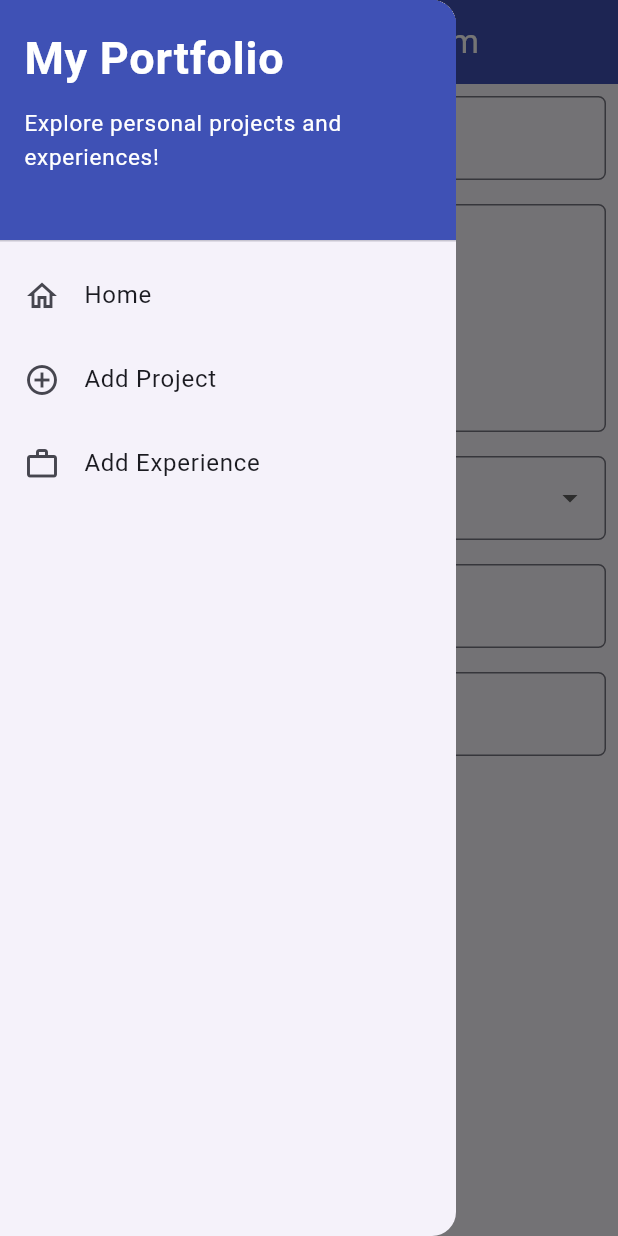
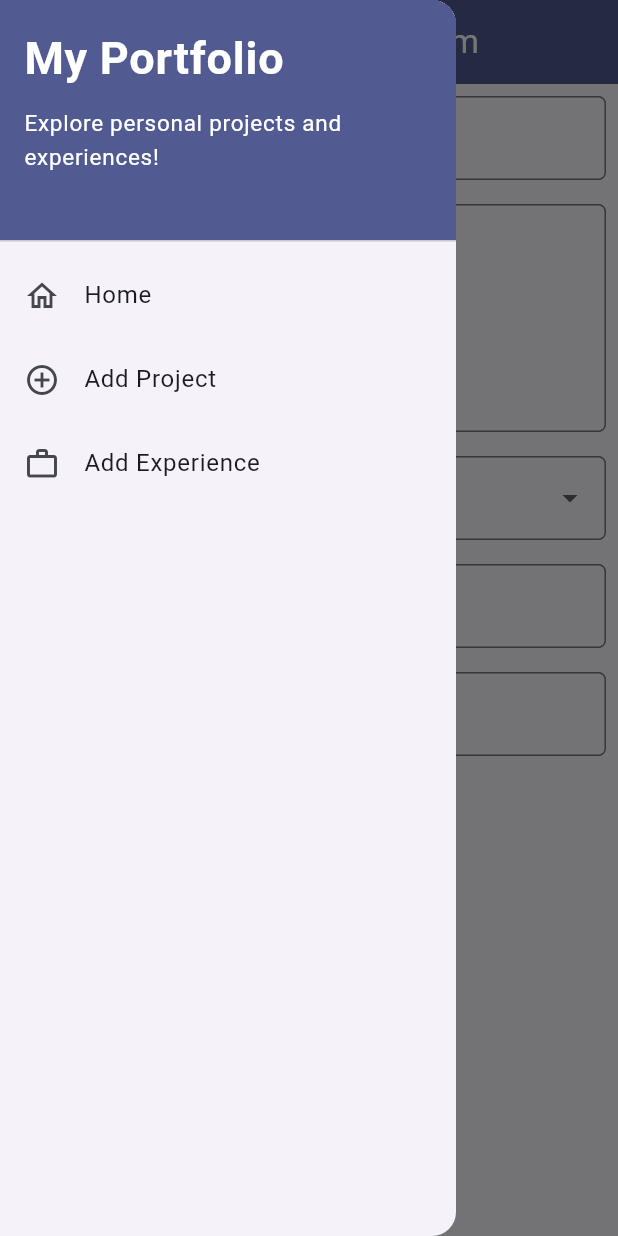
Before and after one commit to ViolinMonica/myportfolio_mobile, a Flutter app: the ProjectFormPage screen opened directly, with the side drawer open, on a phone screen of 412 x 824 dp. Run offline on Flutter 3.47's test engine with Material 3 defaults, Android fonts, the phone set to English and light mode, and no system bars.

Commit message:
style: use theme primary color in Project form and drawer header
Project form AppBar, its Save button and the drawer header hardcoded
Colors.indigo, which differs from the seeded colorScheme.primary used
by the home page and the Experience form.

Co-Authored-By: Claude Opus 5.5 <noreply@anthropic.com>

```diff
--- a/lib/screens/project_form.dart
+++ b/lib/screens/project_form.dart
@@ -34,7 +34,8 @@ class _ProjectFormPageState extends State<ProjectFormPage> {
             'Add Project Form',
           ),
         ),
-        backgroundColor: Colors.indigo,
+        // Warna primer tema, sama dengan AppBar halaman utama dan form Pengalaman.
+        backgroundColor: Theme.of(context).colorScheme.primary,
         foregroundColor: Colors.white,
       ),
       drawer: const LeftDrawer(),
@@ -165,7 +166,9 @@ class _ProjectFormPageState extends State<ProjectFormPage> {
                   padding: const EdgeInsets.all(8.0),
                   child: ElevatedButton(
                     style: ButtonStyle(
-                      backgroundColor: WidgetStateProperty.all(Colors.indigo),
+                      backgroundColor: WidgetStateProperty.all(
+                        Theme.of(context).colorScheme.primary,
+                      ),
                     ),
                     onPressed: () {
                       if (_formKey.currentState!.validate()) {
--- a/lib/widgets/left_drawer.dart
+++ b/lib/widgets/left_drawer.dart
@@ -11,11 +11,12 @@ class LeftDrawer extends StatelessWidget {
     return Drawer(
       child: ListView(
         children: [
-          const DrawerHeader(
+          DrawerHeader(
+            // Warna primer tema, supaya header drawer serasi dengan AppBar.
             decoration: BoxDecoration(
-              color: Colors.indigo,
+              color: Theme.of(context).colorScheme.primary,
             ),
-            child: Column(
+            child: const Column(
               crossAxisAlignment: CrossAxisAlignment.start,
               children: [
                 Text(
```
